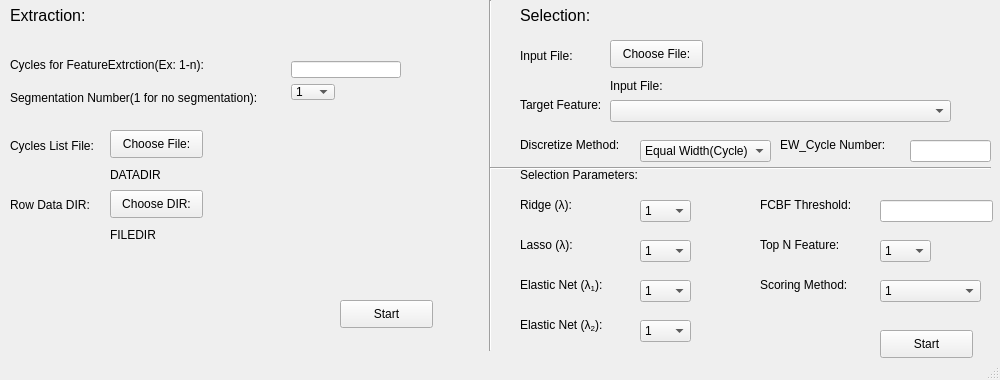
Old version of the form Feature_Selection/mainwindow.ui in the repository Po-haoHuang/LED_FE_FS.
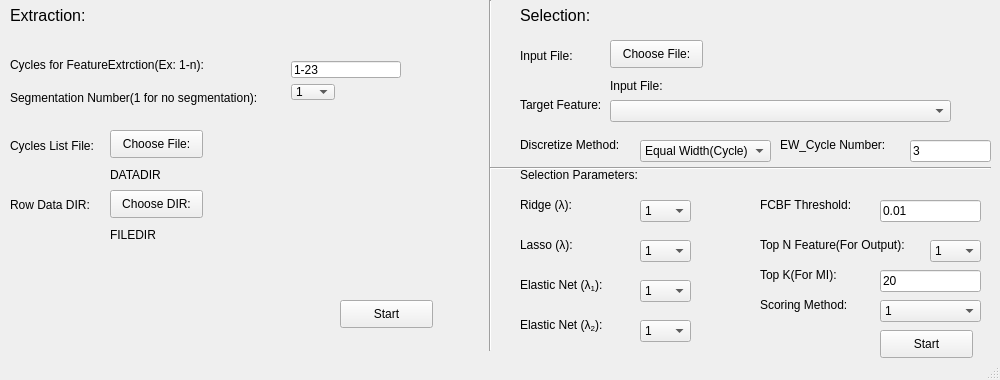
New version of the form.

Diff of the .ui file:
```diff
--- a/Feature_Selection/mainwindow.ui
+++ b/Feature_Selection/mainwindow.ui
@@ -153,12 +153,12 @@
      <rect>
       <x>760</x>
       <y>230</y>
-      <width>111</width>
+      <width>161</width>
       <height>31</height>
      </rect>
     </property>
     <property name="text">
-     <string>&lt;html&gt;&lt;head/&gt;&lt;body&gt;&lt;p&gt;Top N Feature:&lt;/p&gt;&lt;/body&gt;&lt;/html&gt;</string>
+     <string>&lt;html&gt;&lt;head/&gt;&lt;body&gt;&lt;p&gt;Top N Feature(For Output):&lt;/p&gt;&lt;/body&gt;&lt;/html&gt;</string>
     </property>
     <property name="alignment">
      <set>Qt::AlignLeading|Qt::AlignLeft|Qt::AlignVCenter</set>
@@ -262,6 +262,9 @@
       <height>22</height>
      </rect>
     </property>
+    <property name="text">
+     <string>3</string>
+    </property>
    </widget>
    <widget class="QLabel" name="label_13">
     <property name="geometry">
@@ -284,10 +287,13 @@
      <rect>
       <x>880</x>
       <y>200</y>
-      <width>113</width>
+      <width>101</width>
       <height>22</height>
      </rect>
     </property>
+    <property name="text">
+     <string>0.01</string>
+    </property>
    </widget>
    <widget class="QLabel" name="label_14">
     <property name="geometry">
@@ -401,6 +407,9 @@
        <property name="inputMask">
         <string/>
        </property>
+       <property name="text">
+        <string>1-23</string>
+       </property>
        <property name="maxLength">
         <number>32767</number>
        </property>
@@ -733,7 +742,7 @@
    <widget class="QComboBox" name="comboBox_6">
     <property name="geometry">
      <rect>
-      <x>880</x>
+      <x>930</x>
       <y>240</y>
       <width>51</width>
       <height>22</height>
@@ -825,7 +834,7 @@
     <property name="geometry">
      <rect>
       <x>760</x>
-      <y>270</y>
+      <y>290</y>
       <width>111</width>
       <height>31</height>
      </rect>
@@ -841,7 +850,7 @@
     <property name="geometry">
      <rect>
       <x>880</x>
-      <y>280</y>
+      <y>300</y>
       <width>101</width>
       <height>22</height>
      </rect>
@@ -932,6 +941,35 @@
      <set>Qt::AlignLeading|Qt::AlignLeft|Qt::AlignVCenter</set>
     </property>
    </widget>
+   <widget class="QLabel" name="label_21">
+    <property name="geometry">
+     <rect>
+      <x>760</x>
+      <y>260</y>
+      <width>111</width>
+      <height>31</height>
+     </rect>
+    </property>
+    <property name="text">
+     <string>&lt;html&gt;&lt;head/&gt;&lt;body&gt;&lt;p&gt;Top K(For MI):&lt;/p&gt;&lt;/body&gt;&lt;/html&gt;</string>
+    </property>
+    <property name="alignment">
+     <set>Qt::AlignLeading|Qt::AlignLeft|Qt::AlignVCenter</set>
+    </property>
+   </widget>
+   <widget class="QLineEdit" name="lineEdit_10">
+    <property name="geometry">
+     <rect>
+      <x>880</x>
+      <y>270</y>
+      <width>101</width>
+      <height>22</height>
+     </rect>
+    </property>
+    <property name="text">
+     <string>20</string>
+    </property>
+   </widget>
    <zorder>FS_inputLable</zorder>
    <zorder>FS_InputFileLabel</zorder>
    <zorder>FS_ChooseFile</zorder>
```
Left out of the diff: 4 changed lines with no effect on the pictures.
